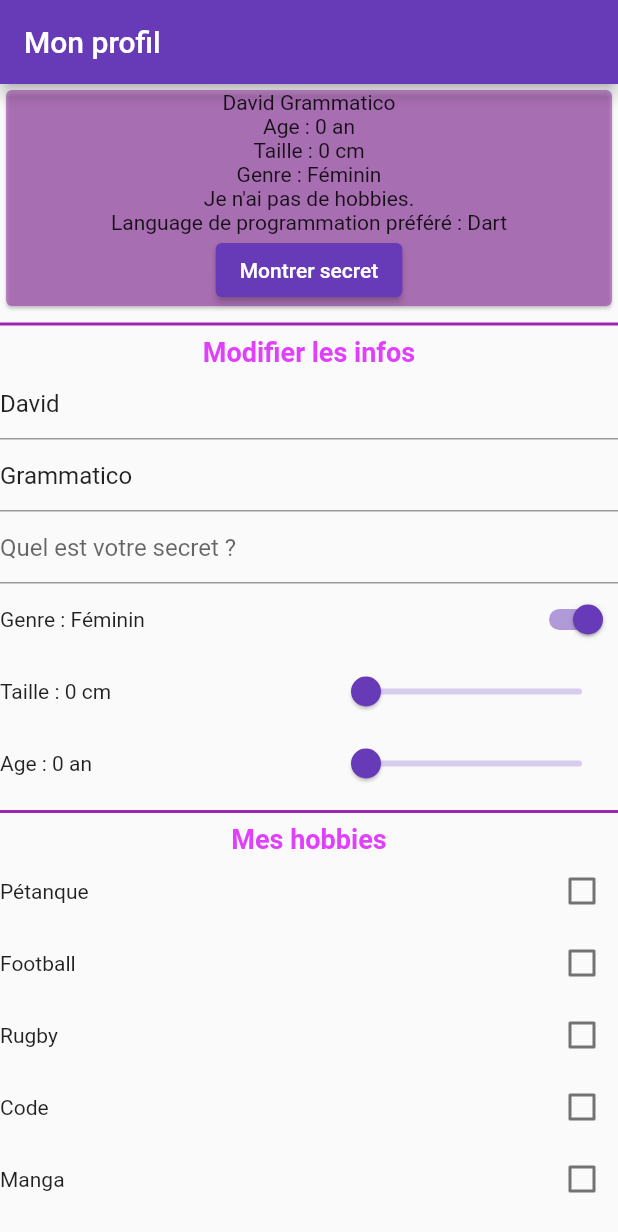
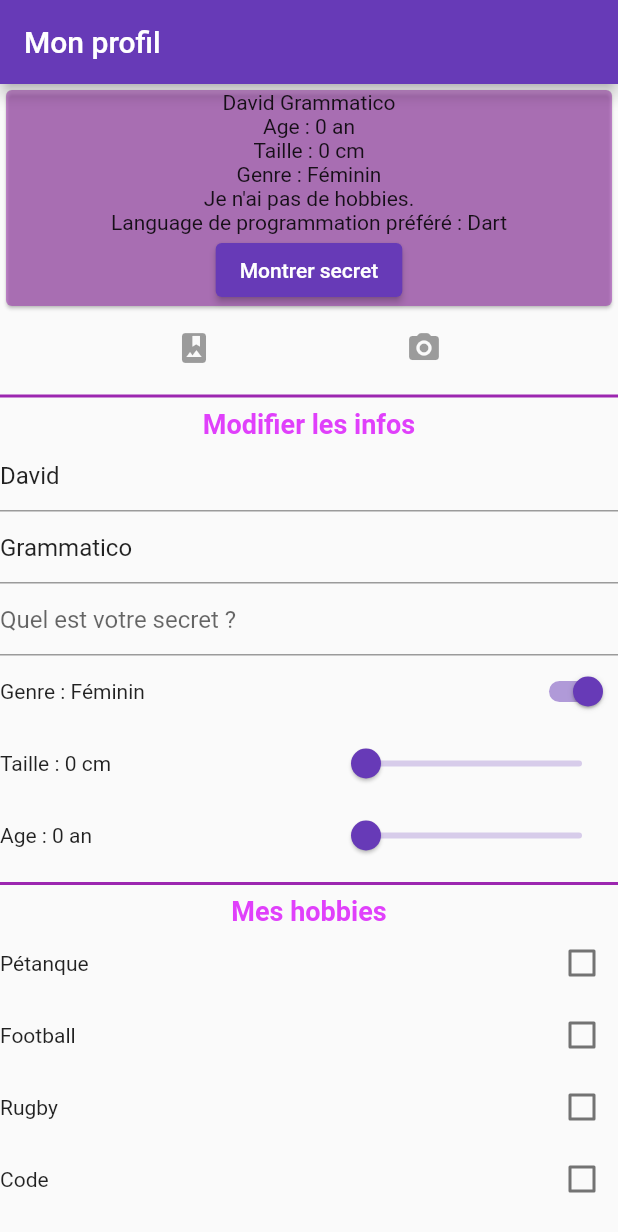
Before and after one commit to Lugdu84/exos_interractifs, a Flutter app: the screen it shows after launch, on a phone screen of 412 x 824 dp. Shown: the top 1232 px of the screen. Run offline on Flutter 3.47's test engine with Material 2 defaults, Android fonts, the light colour scheme and no system bars.

Commit message:
add row for icon camera and library

```diff
--- a/lib/view/home_view.dart
+++ b/lib/view/home_view.dart
@@ -81,6 +81,14 @@ class HomeViewState extends State<HomeView> {
                 ],
               ),
             ),
+          ),
+          Row(
+            mainAxisSize: MainAxisSize.max,
+            mainAxisAlignment: MainAxisAlignment.spaceEvenly,
+            children: [
+              IconButton(onPressed: null, icon: Icon(Icons.photo_album)),
+              IconButton(onPressed: null, icon: Icon(Icons.camera_alt_rounded)),
+            ],
           ),
           myDivider(),
           const SubTitle(texte: "Modifier les infos"),
```
